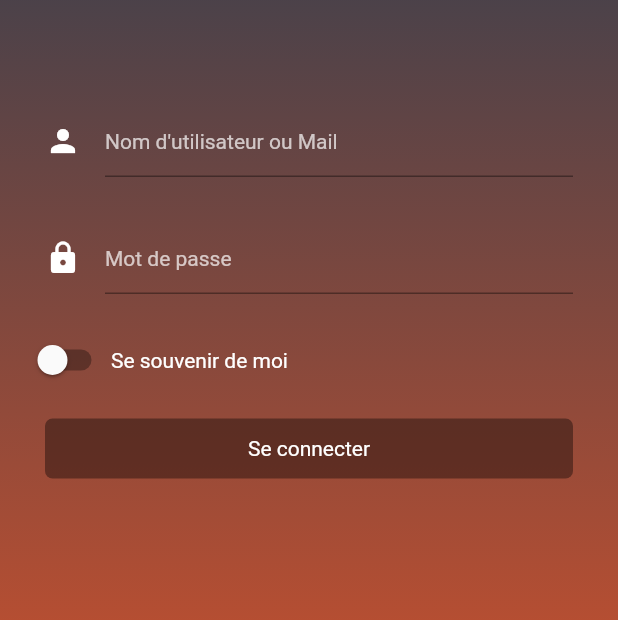
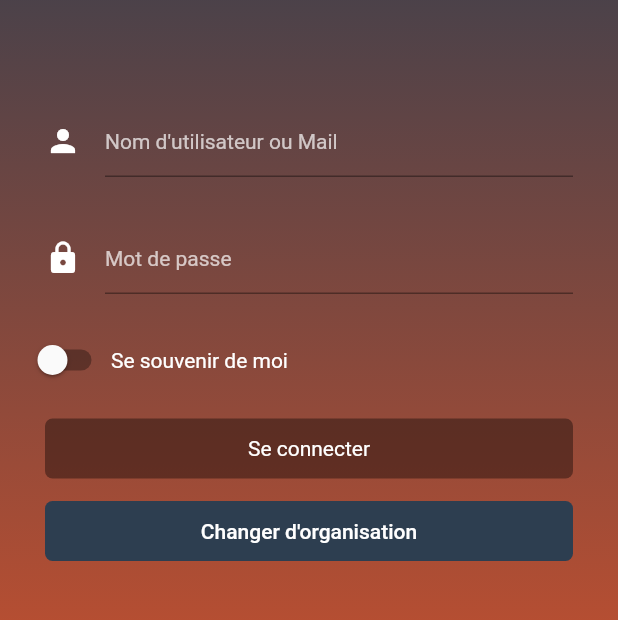
Before and after one commit to Volontaria/Mobile-Volontaria, a Flutter app: the LoginPage screen opened by its route, on a phone screen of 412 x 824 dp, the part 180-800 px from its top. Run offline on Flutter 3.47's test engine with Material 2 defaults, Android fonts, the phone set to English and light mode, and no system bars; our stand-ins replace fluttertoast, font_awesome_flutter, shared_preferences; missing offline and left inert: majascan, maps_launcher, no_context_navigation; accounts and stored records are empty; Roboto replaces fonts that are missing (Montserrat).

```diff
--- a/volontaria/lib/screens/app/config/login.dart
+++ b/volontaria/lib/screens/app/config/login.dart
@@ -2,7 +2,9 @@ import 'package:flutter/material.dart';
 import 'package:fluttertoast/fluttertoast.dart';
 import 'package:volontaria/screens/customs.layout/config.layouts.dart';
 import 'package:shared_preferences/shared_preferences.dart';
+import 'package:volontaria/screens/customs.widget/customDialog.dart';
 import 'package:volontaria/services/userService.dart';
+import 'package:volontaria/utils/constants.dart';
 
 class LoginPage extends StatefulWidget {
   @override
@@ -130,6 +132,48 @@ class _LoginPageState extends State<LoginPage> {
       );
     }
 
+    // Function for the change instance button
+    void _changeInstanceButtonAction(){
+      CustomDialog.validationDialog(context, changeInstanceDialogTitle, changeInstanceDialogDescription).then((confirmed) async{
+        if (confirmed){
+          // If confirmed, delete token and API URL which are stored in the local storage
+          SharedPreferences.getInstance().then((SharedPreferences sharedPreferences) => sharedPreferences.setString("apiURL", null));
+          SharedPreferences.getInstance().then((SharedPreferences sharedPreferences) => sharedPreferences.setString("token", null));
+          // Then go configuration page
+          Navigator.pushNamedAndRemoveUntil(context, '/config/welcome', (Route<dynamic> route) => false, arguments: null);
+        }
+      });
+    }
+
+    // Text for the change instance button
+    Widget _changeInstanceButtonText(){
+      return Text("Changer d'organisation", style: Theme.of(context).textTheme.button);
+    }
+
+    // Change instance button
+    Widget _changeInstanceButton(){
+      return RaisedButton(
+          elevation: 0.0,
+          color: Theme.of(context).buttonColor,
+          child: _changeInstanceButtonText(),
+          shape: RoundedRectangleBorder(borderRadius: BorderRadius.circular(5.0)),
+          onPressed: () {
+            _changeInstanceButtonAction();
+          }
+      );
+    }
+
+    // Container for the change instance button
+    Widget _changeInstanceButtonContainer(){
+      return Container(
+        width: MediaQuery.of(context).size.width,
+        height: 40.0,
+        padding: EdgeInsets.symmetric(horizontal: 15.0),
+        margin: EdgeInsets.only(top: 15.0),
+        child: _changeInstanceButton(),
+      );
+    }
+
     // Body section
     Widget _bodySection() {
       return Container(
@@ -140,6 +184,7 @@ class _LoginPageState extends State<LoginPage> {
             _fieldsContainer(),
             _rememberMeRow(),
             _logInButtonContainer(),
+            _changeInstanceButtonContainer(),
           ],
         ),
       );
--- a/volontaria/lib/screens/app/profile.dart
+++ b/volontaria/lib/screens/app/profile.dart
@@ -53,8 +53,8 @@ class _ProfilePageState extends State<ProfilePage> {
             children: <Widget>[
               _listTile(Icons.person, _currentAuth.user.firstName + " " + _currentAuth.user.lastName),
               _listTile(Icons.mail, _currentAuth.user.email),
-              _listTile(Icons.phone, _currentAuth.user.phone.isNotEmpty ?? _currentAuth.user.phone.isNotEmpty ? _currentAuth.user.phone : '-'),
-              _listTile(Icons.phone_android, _currentAuth.user.mobile.isNotEmpty ?? _currentAuth.user.mobile.isNotEmpty ? _currentAuth.user.mobile : '-'),
+              _listTile(Icons.phone, _currentAuth.user.phone == null ? "-" : _currentAuth.user.phone.isNotEmpty ? _currentAuth.user.phone : '-'),
+              _listTile(Icons.phone_android, _currentAuth.user.mobile == null ? "-" : _currentAuth.user.mobile.isNotEmpty ? _currentAuth.user.mobile : '-'),
             ],
           )
       );
@@ -68,7 +68,7 @@ class _ProfilePageState extends State<ProfilePage> {
           mainAxisSize: MainAxisSize.max,
           children: <Widget>[
             ScreenLayouts.topPageTitle(context, "Mon profil"),
-            _profileDetails(),
+            _currentAuth != null ? _profileDetails() : Center(child: Text('Pas de données à afficher')),
           ],
         ),
       );
--- a/volontaria/lib/screens/customs.layout/screens.layouts.dart
+++ b/volontaria/lib/screens/customs.layout/screens.layouts.dart
@@ -60,7 +60,9 @@ class ScreenLayouts {
       return IconButton(
         icon: Icon(Icons.exit_to_app, color: Theme.of(context).iconTheme.color),
         onPressed: () {
-          auth.token.clearValue();
+          if (auth != null){
+            auth.token.clearValue();
+          }
           Navigator.pushNamedAndRemoveUntil(context, '/app/login', (Route<dynamic> route) => false);
         },
       );
--- a/volontaria/lib/utils/constants.dart
+++ b/volontaria/lib/utils/constants.dart
@@ -46,3 +46,6 @@ final String registrationDialogTitle = "M'inscrire";
 final String registrationDialogDescription = "Es-tu vraiment sûr de vouloir t'inscrire à cet évènement ?";
 final String changeInstanceDialogTitle = "Changer d'organisme";
 final String changeInstanceDialogDescription = "Cette action mène vers la configuration initiale de l'application. Es-tu vraiment sûr de vouloir de changer d'organisme ?";
+final String addServerWithURLDialogTitle = "Validation de l'URL";
+final String addServerWithURLDialogDescriptionStart = "L'adresse renseignée manuellement est : \n\n";
+final String addServerWithURLDialogDescriptionEnd = "\n\nVérifies l'exactitude de l'adresse avec celle donnée par le site internet. Confirmes-tu ta saisie ?";
--- a/volontaria/pubspec.yaml
+++ b/volontaria/pubspec.yaml
@@ -11,7 +11,7 @@ description: Volontaria Mobile application.
 # In iOS, build-name is used as CFBundleShortVersionString while build-number used as CFBundleVersion.
 # Read more about iOS versioning at
 # https://developer.apple.com/library/archive/documentation/General/Reference/InfoPlistKeyReference/Articles/CoreFoundationKeys.html
-version: 1.0.1+4
+version: 0.1.2+5
 
 environment:
   sdk: ">=2.1.0 <3.0.0"
```
Also changed, not shown: volontaria/lib/screens/app/config/addServerForm.dart (+11 -1 lines), volontaria/lib/screens/app/home.dart (+13 -8 lines), volontaria/lib/screens/app/register/cellPicker.dart (+9 -2 lines), volontaria/lib/screens/app/register/eventPicker.dart (+16 -4 lines), volontaria/lib/screens/customs.widget/customFilterList/filterListWidget.dart (+1 -22 lines), 1 other file.
